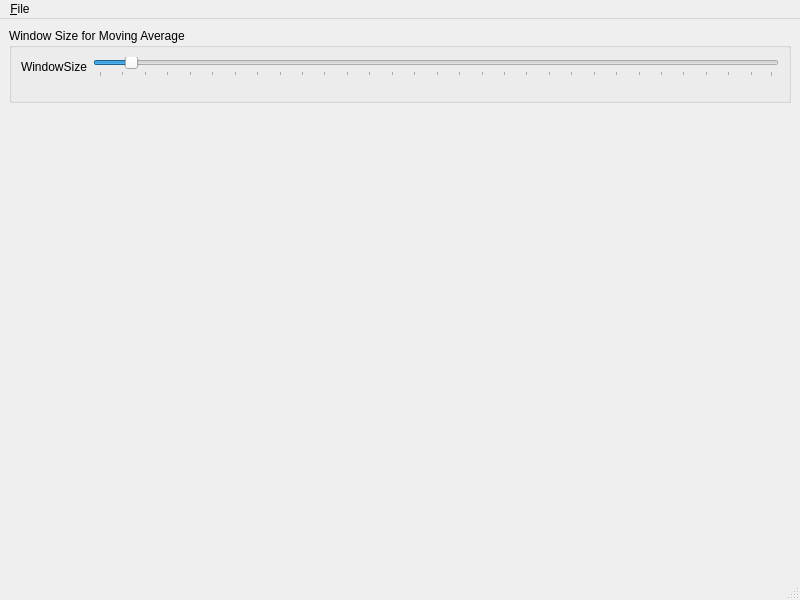
Old version of the form src/mainwindow.ui in the repository blizzard4591/RunningTcxViewer.
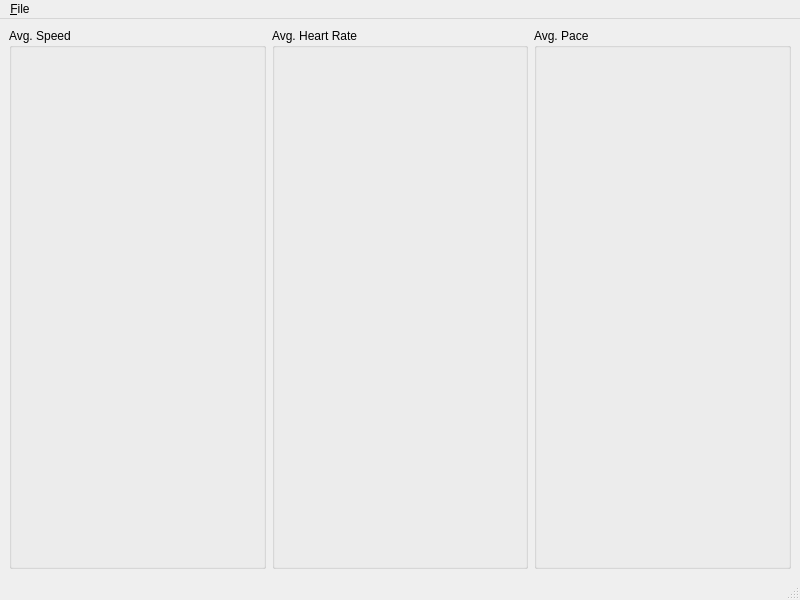
New version of the form. Custom widgets are drawn as their Qt base class.

```diff
--- a/src/mainwindow.ui
+++ b/src/mainwindow.ui
@@ -16,48 +16,29 @@
   <widget class="QWidget" name="centralwidget">
    <layout class="QVBoxLayout" name="verticalLayout">
     <item>
-     <widget class="QGroupBox" name="groupBox">
-      <property name="maximumSize">
-       <size>
-        <width>16777215</width>
-        <height>75</height>
-       </size>
-      </property>
+     <layout class="QHBoxLayout" name="hlay_options">
+      <item>
+       <widget class="DataOptions" name="gbox_avgSpeed">
       <property name="title">
-       <string>Window Size for Moving Average</string>
-      </property>
-      <layout class="QFormLayout" name="formLayout">
-       <item row="1" column="0">
-        <widget class="QLabel" name="windowSizeLabel">
-         <property name="text">
-          <string>WindowSize</string>
-         </property>
-        </widget>
-       </item>
-       <item row="1" column="1">
-        <widget class="QSlider" name="windowSizeSlider">
-         <property name="minimum">
-          <number>1</number>
-         </property>
-         <property name="maximum">
-          <number>300</number>
-         </property>
-         <property name="sliderPosition">
-          <number>15</number>
-         </property>
-         <property name="orientation">
-          <enum>Qt::Orientation::Horizontal</enum>
-         </property>
-         <property name="tickPosition">
-          <enum>QSlider::TickPosition::TicksBelow</enum>
+         <string>Avg. Speed</string>
+        </property>
+       </widget>
+      </item>
+      <item>
+       <widget class="DataOptions" name="gbox_heartRate">
+        <property name="title">
+         <string>Avg. Heart Rate</string>
+        </property>
+       </widget>
+      </item>
+      <item>
+       <widget class="DataOptions" name="gbox_pace">
+        <property name="title">
+         <string>Avg. Pace</string>
          </property>
         </widget>
        </item>
       </layout>
-     </widget>
-    </item>
-    <item>
-     <widget class="QWidget" name="placeholderWidget" native="true"/>
     </item>
    </layout>
   </widget>
@@ -85,6 +66,14 @@
    </property>
   </action>
  </widget>
+ <customwidgets>
+  <customwidget>
+   <class>DataOptions</class>
+   <extends>QGroupBox</extends>
+   <header>DataOptions.hpp</header>
+   <container>1</container>
+  </customwidget>
+ </customwidgets>
  <resources/>
  <connections/>
 </ui>
```
Lines whose indentation alone changed are shown as unchanged.
